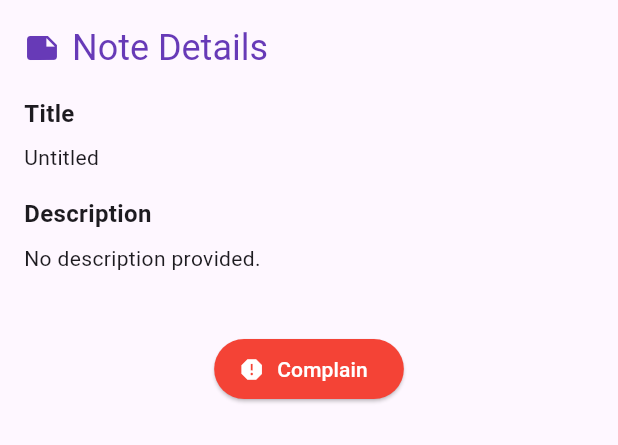
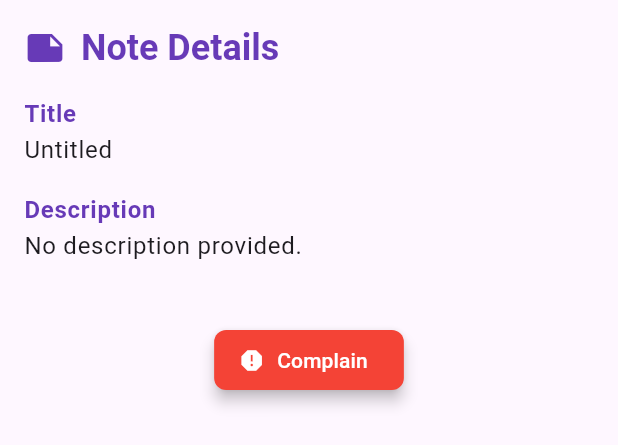
Before and after one commit to Sudo1211/silentnote, a Flutter app: the NoteDetailsView widget shown alone on an empty page, opened directly with empty values, on a phone screen of 412 x 824 dp. Shown: the top 445 px of the screen. Run offline on Flutter 3.47's test engine with Material 3 defaults, Android fonts, the phone set to English and light mode, and no system bars; our stand-ins replace cloud_firestore, firebase_auth, firebase_core, firebase_storage, geolocator, google_maps_flutter and 1 more; accounts and stored records are empty.

Commit message:
Responsible and beutified modals

```diff
--- a/lib/views/note_details_view.dart
+++ b/lib/views/note_details_view.dart
@@ -33,14 +33,14 @@ class NoteDetailsView extends StatelessWidget {
               // Header
               Row(
                 children: [
-                  const Icon(Icons.note, color: Colors.deepPurple),
-                  const SizedBox(width: 8),
+                  const Icon(Icons.note, color: Colors.deepPurple, size: 28),
+                  const SizedBox(width: 10),
                   Text(
                     "Note Details",
                     style: Theme.of(context)
                         .textTheme
                         .headlineSmall
-                        ?.copyWith(color: Colors.deepPurple),
+                        ?.copyWith(color: Colors.deepPurple, fontWeight: FontWeight.bold),
                   ),
                 ],
               ),
@@ -48,36 +48,44 @@ class NoteDetailsView extends StatelessWidget {
 
               // Image
               if (imageUrl != null && imageUrl!.isNotEmpty)
-                ClipRRect(
-                  borderRadius: BorderRadius.circular(8),
+                Card(
+                  elevation: 2,
+                  shape: RoundedRectangleBorder(
+                    borderRadius: BorderRadius.circular(12),
+                  ),
+                  child: ClipRRect(
+                    borderRadius: BorderRadius.circular(12),
                     child: Image.network(
                       imageUrl!,
-                    height: 150,
+                      height: 180,
                       width: double.infinity,
                       fit: BoxFit.cover,
+                      loadingBuilder: (context, child, loadingProgress) {
+                        if (loadingProgress == null) return child;
+                        return const Center(child: CircularProgressIndicator());
+                      },
                       errorBuilder: (context, error, stackTrace) =>
                           const Center(child: Icon(Icons.broken_image, size: 80)),
+                    ),
                   ),
                 ),
               if (imageUrl != null && imageUrl!.isNotEmpty)
                 const SizedBox(height: 16),
 
               // Title
-              const Text(
-                "Title",
-                style: TextStyle(fontWeight: FontWeight.bold, fontSize: 16),
+              _buildSectionTitle(context, "Title"),
+              Text(
+                title.isNotEmpty ? title : "Untitled",
+                style: Theme.of(context).textTheme.bodyLarge,
               ),
-              const SizedBox(height: 8),
-              Text(title.isNotEmpty ? title : "Untitled"),
               const SizedBox(height: 16),
 
               // Description
-              const Text(
-                "Description",
-                style: TextStyle(fontWeight: FontWeight.bold, fontSize: 16),
+              _buildSectionTitle(context, "Description"),
+              Text(
+                description.isNotEmpty ? description : "No description provided.",
+                style: Theme.of(context).textTheme.bodyLarge,
               ),
-              const SizedBox(height: 8),
-              Text(description.isNotEmpty ? description : "No description provided."),
               const SizedBox(height: 16),
 
               // Author Information
@@ -85,12 +93,11 @@ class NoteDetailsView extends StatelessWidget {
                 Column(
                   crossAxisAlignment: CrossAxisAlignment.start,
                   children: [
-                    const Text(
-                      "Author",
-                      style: TextStyle(fontWeight: FontWeight.bold, fontSize: 16),
+                    _buildSectionTitle(context, "Author"),
+                    Text(
+                      "${authorName ?? ''} ${authorSurname ?? ''}".trim(),
+                      style: Theme.of(context).textTheme.bodyLarge,
                     ),
-                    const SizedBox(height: 8),
-                    Text("${authorName ?? ''} ${authorSurname ?? ''}".trim()),
                   ],
                 ),
               const SizedBox(height: 24),
@@ -102,6 +109,10 @@ class NoteDetailsView extends StatelessWidget {
                   style: ElevatedButton.styleFrom(
                     backgroundColor: Colors.red,
                     foregroundColor: Colors.white,
+                    shape: RoundedRectangleBorder(
+                      borderRadius: BorderRadius.circular(8),
+                    ),
+                    elevation: 4,
                   ),
                   icon: const Icon(Icons.report, color: Colors.white),
                   label: const Text("Complain"),
@@ -111,6 +122,17 @@ class NoteDetailsView extends StatelessWidget {
           ),
         ),
       ),
+    );
+  }
+
+  /// Helper: Section Title
+  Widget _buildSectionTitle(BuildContext context, String title) {
+    return Text(
+      title,
+      style: Theme.of(context)
+          .textTheme
+          .bodyLarge
+          ?.copyWith(fontWeight: FontWeight.bold, color: Colors.deepPurple),
     );
   }
 
```
Also changed, not shown: lib/views/map_view.dart (+34 -19 lines), lib/views/note_form_view.dart (+60 -47 lines). Lines whose indentation alone changed are shown as unchanged.
